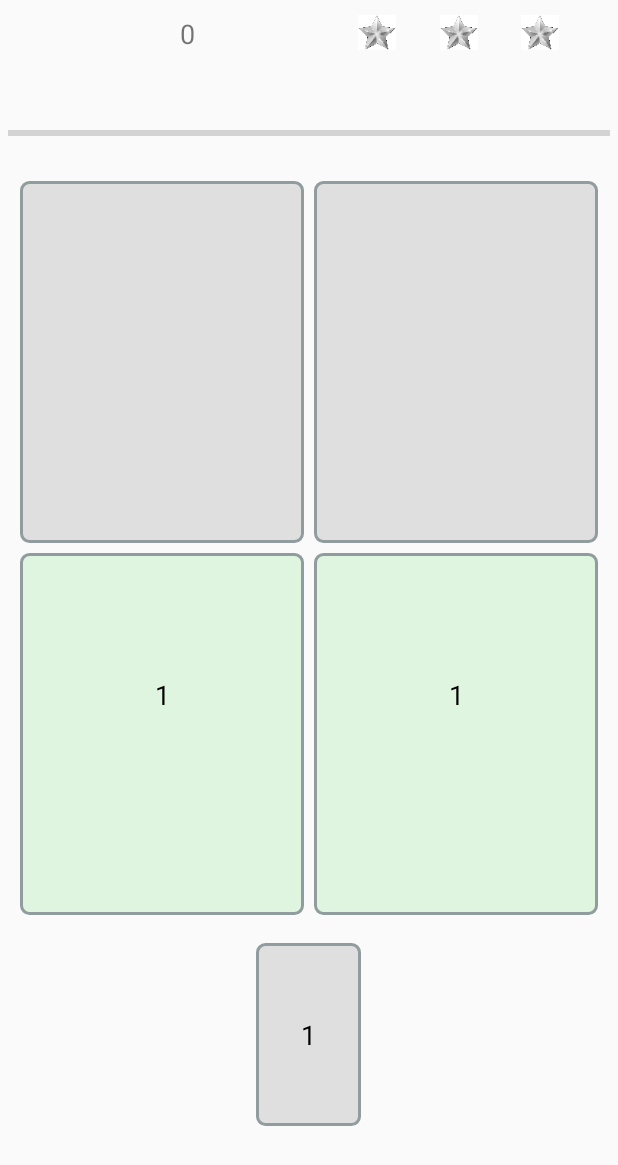
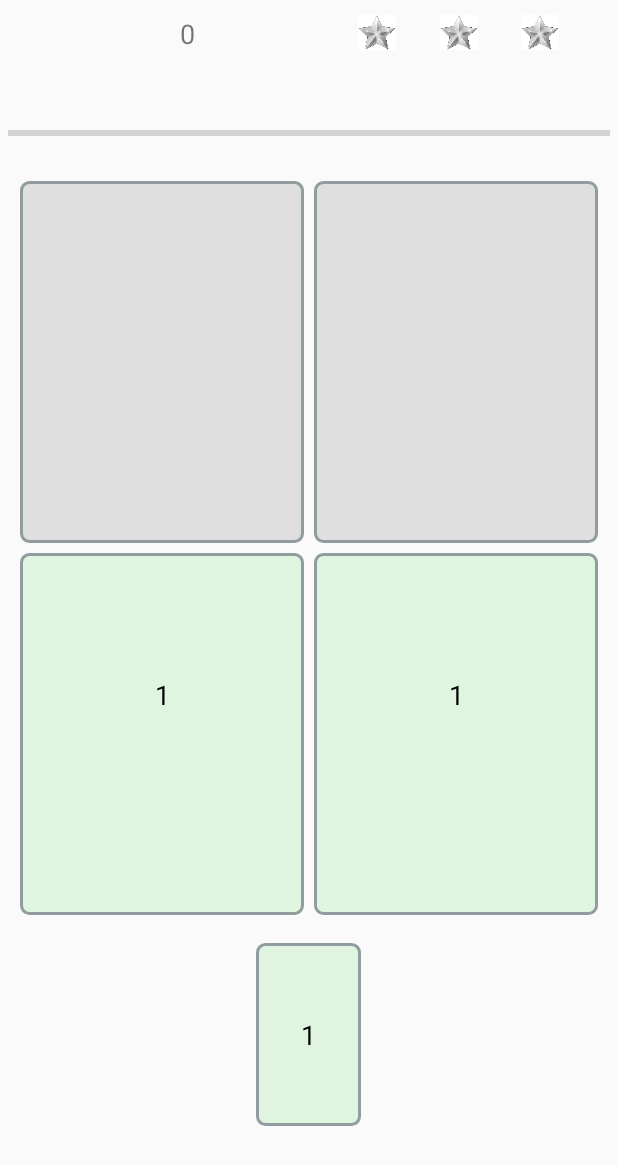
Before and after one commit to Tridoo/sigma2, an Android app: the GameActivity screen opened directly, with no data from a screen before it, on a phone screen of 412 x 824 dp. Shown: the top 1165 px of the screen. Run offline under Robolectric (Android 15) with nearby library versions, the light colour scheme and no system bars; our stand-ins replace AdMob.

Commit message:
rotation blocked source background

```diff
--- a/app/src/main/java/tridoo/sigma2/GameActivity.java
+++ b/app/src/main/java/tridoo/sigma2/GameActivity.java
@@ -114,9 +114,9 @@ public class GameActivity extends AppCompatActivity {
 
     private int getValueForRandomTile() {
         int range = 1;
-        if (level > 18) range = 4;
-        else if (level > 15) range = 3;
-        else if (level > 10) range = 2;
+        if (level > 17) range = 4;
+        else if (level > 14) range = 3;
+        else if (level > 9) range = 2;
 
         return randomNextValue(range);
     }
@@ -256,7 +256,7 @@ public class GameActivity extends AppCompatActivity {
     }
 
     private void setSourceValue(int value) {
-        screenController.setSourceValue(value);
+        screenController.setSource(value);
     }
 
     private void saveScore(int points) {
--- a/app/src/main/java/tridoo/sigma2/GameScreenController.java
+++ b/app/src/main/java/tridoo/sigma2/GameScreenController.java
@@ -80,7 +80,7 @@ public class GameScreenController {
                 gameActivity.addTileToRegister(newTile);
             }
         }
-        setSourceValue(1);
+        setSource(1);
     }
 
     private Tile generateTile(int x, int y) {
@@ -150,14 +150,19 @@ public class GameScreenController {
         }
     }
 
-    public void setSourceValue(int value) {
+    public void setSource(int value) {
         source.setText(String.valueOf(value));
+        setSourceBackground(value);
+    }
+
+    private void setSourceBackground(int value) {
+        int background = getBackgroundDrawableForValue(value);
+        source.setBackground(ContextCompat.getDrawable(gameActivity, background));
     }
 
     public int getSourceValue() {
         return Integer.valueOf(source.getText().toString());
     }
-
 
     public void setProgressBarMax(int points) {
         progressBar.setMax(points);
@@ -171,8 +176,12 @@ public class GameScreenController {
     }
 
     public void setTileBackground(Tile tile, int value) {
-        int background = LevelsConfig.getTileBackground(value);
+        int background = getBackgroundDrawableForValue(value);
         tile.setBackground(ContextCompat.getDrawable(gameActivity, background));
+    }
+
+    private int getBackgroundDrawableForValue(int value) {
+        return LevelsConfig.getTileBackground(value);
     }
 
     private void setLabel(boolean isGameOver, int level) {
```
Also changed, not shown: app/src/main/AndroidManifest.xml (+8 -6 lines).
